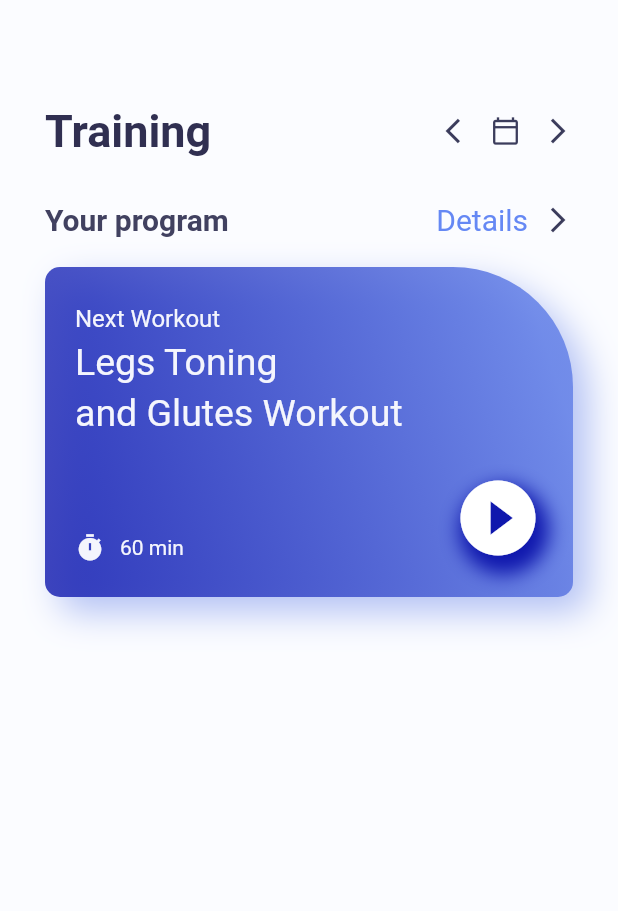
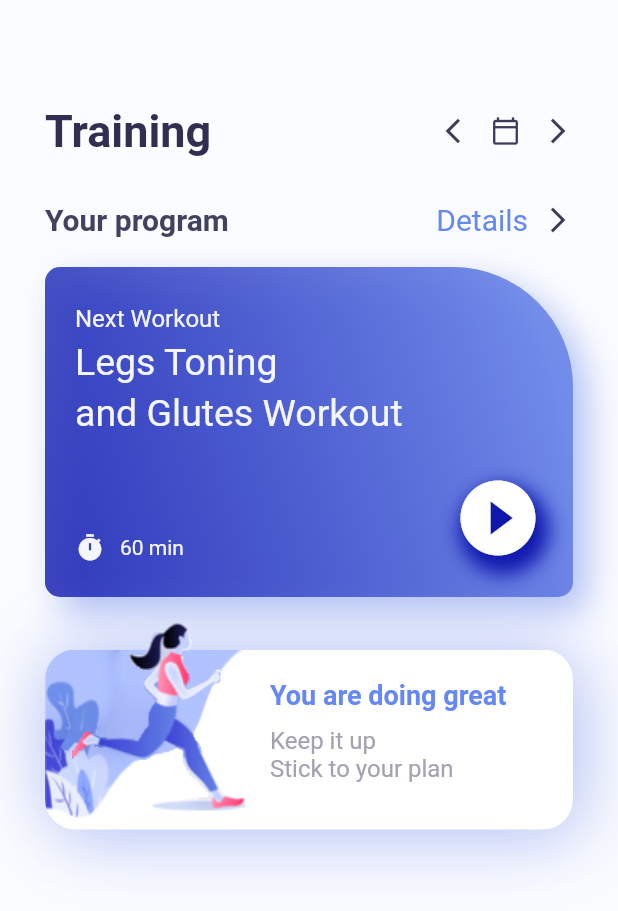
Before and after one commit to akromiafif/flutter-video-player, a Flutter app: the screen it shows after launch, on a phone screen of 412 x 824 dp. Shown: the top 911 px of the screen. Run offline on Flutter 3.47's test engine with Material 2 defaults, Android fonts, the phone set to English and light mode, and no system bars.

Commit message:
fix second banner

```diff
--- a/lib/home_page.dart
+++ b/lib/home_page.dart
@@ -173,6 +173,76 @@ class _HomePageState extends State<HomePage> {
                   ],
                 ),
               ),
+            ),
+            SizedBox(
+              height: 5,
+            ),
+            Container(
+              height: 180,
+              width: MediaQuery.of(context).size.width,
+              child: Stack(
+                children: [
+                  Container(
+                    width: MediaQuery.of(context).size.width,
+                    margin: const EdgeInsets.only(top: 30),
+                    height: 120,
+                    decoration: BoxDecoration(
+                        borderRadius: BorderRadius.circular(20),
+                        image: DecorationImage(
+                            image: AssetImage("assets/card.jpg"),
+                            fit: BoxFit.fill),
+                        boxShadow: [
+                          BoxShadow(
+                              blurRadius: 40,
+                              offset: Offset(8, 10),
+                              color: colors.AppColor.gradientSecond
+                                  .withOpacity(0.3)),
+                          BoxShadow(
+                              blurRadius: 40,
+                              offset: Offset(-1, -5),
+                              color: colors.AppColor.gradientSecond
+                                  .withOpacity(0.3))
+                        ]),
+                  ),
+                  Container(
+                    height: 200,
+                    width: MediaQuery.of(context).size.width,
+                    margin: const EdgeInsets.only(right: 200, bottom: 30),
+                    decoration: BoxDecoration(
+                      borderRadius: BorderRadius.circular(20),
+                      image: DecorationImage(
+                          image: AssetImage("assets/figure.png")),
+                    ),
+                  ),
+                  Container(
+                    width: double.maxFinite,
+                    height: 100,
+                    margin: const EdgeInsets.only(left: 150, top: 50),
+                    child: Column(
+                      crossAxisAlignment: CrossAxisAlignment.start,
+                      children: [
+                        Text("You are doing great",
+                            style: TextStyle(
+                                fontSize: 18,
+                                fontWeight: FontWeight.bold,
+                                color: colors.AppColor.homePageDetail)),
+                        SizedBox(
+                          height: 10,
+                        ),
+                        RichText(
+                            text: TextSpan(
+                                text: "Keep it up \n",
+                                style: TextStyle(
+                                    color: colors.AppColor.homePagePlanColor,
+                                    fontSize: 16),
+                                children: [
+                              TextSpan(text: "Stick to your plan")
+                            ])),
+                      ],
+                    ),
+                  )
+                ],
+              ),
             )
           ],
         ),
```
